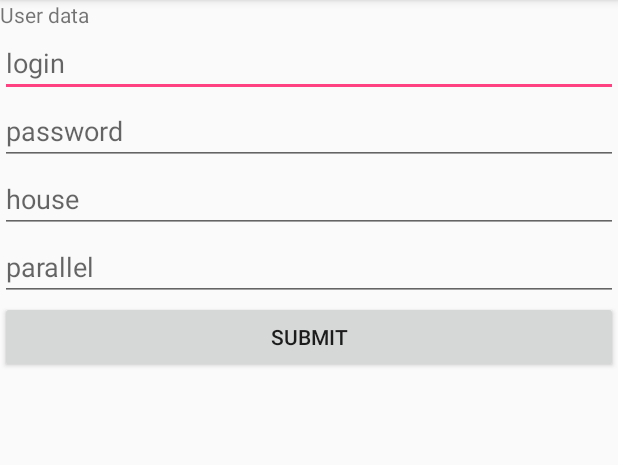
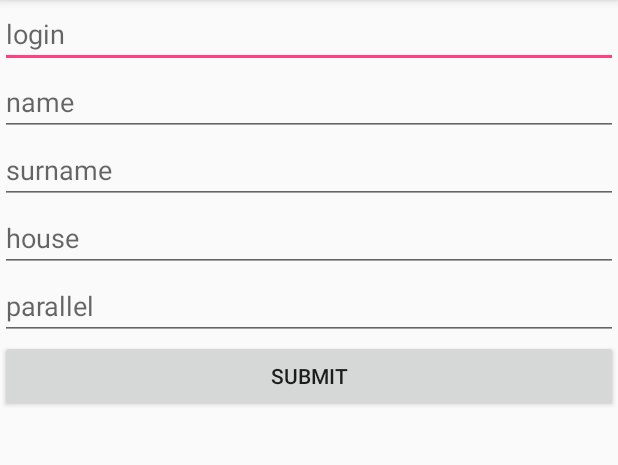
Before and after one commit to SVDouble/LKSH.Assistant, an Android app: the UserList screen opened directly, with no data from a screen before it, after a tap on "ADD USER", on a phone screen of 412 x 824 dp, the part 84-549 px from its top. Run offline under Robolectric (Android 15) with nearby library versions, the phone set to English and light mode, and no system bars.

Commit message:
Add admin profile, password generator and name,surname cols

```diff
--- a/app/src/main/java/com/lksh/dev/lkshassistant/DBHandler.kt
+++ b/app/src/main/java/com/lksh/dev/lkshassistant/DBHandler.kt
@@ -17,12 +17,15 @@ class DBHandler(context: Context) : SQLiteOpenHelper(context, DBName, null, DBVe
         val password = "password"
         var house = "first"
         var parallel = "P"
+        var name = "name"
+        var surname = "surname"
+        var admin = "admin"
     }
 
     var sqlObj: SQLiteDatabase = this.writableDatabase // Сущность SQLiteDatabase
 
     override fun onCreate(p0: SQLiteDatabase?) { // Вызывается при генерации БД
-        var sql1: String = "CREATE TABLE IF NOT EXISTS $tableName ( $_id  INTEGER PRIMARY KEY, $login TEXT, $password TEXT, $house TEXT, $parallel TEXT );"
+        var sql1: String = "CREATE TABLE IF NOT EXISTS $tableName ( $_id  INTEGER PRIMARY KEY, $login TEXT, $password TEXT, $house TEXT, $parallel TEXT, $name TEXT, $surname TEXT, $admin INTEGER);"
         p0!!.execSQL(sql1);
     }
 
@@ -41,12 +44,10 @@ class DBHandler(context: Context) : SQLiteOpenHelper(context, DBName, null, DBVe
         var arraylist = ArrayList<UserData>()
         var sqlQB = SQLiteQueryBuilder()
         sqlQB.tables = tableName
-        var cols = arrayOf(_id, login, password, house, parallel)
+        var cols = arrayOf(_id, login, password, house, parallel, name, surname, admin)
         var selectArgs = arrayOf(key)
 
-
         var cursor = sqlQB.query(sqlObj, cols,"$_id like ?", selectArgs,null,null, _id)
-
 
         if (cursor.moveToFirst()) {
             do {
@@ -55,72 +56,15 @@ class DBHandler(context: Context) : SQLiteOpenHelper(context, DBName, null, DBVe
                 val password = cursor.getString(cursor.getColumnIndex(password))
                 val house = cursor.getString(cursor.getColumnIndex(house))
                 val parallel = cursor.getString(cursor.getColumnIndex(parallel))
-                arraylist.add(UserData(id, login, password, house, parallel))
+                val name = cursor.getString(cursor.getColumnIndex(name))
+                val surname = cursor.getString(cursor.getColumnIndex(surname))
+                val admin = cursor.getInt(cursor.getColumnIndex(admin))
+                arraylist.add(UserData(id, login, password, house, parallel, name, surname, admin))
 
             } while (cursor.moveToNext())
         }
         return arraylist
     }
 
+
 }
-
-
-//package com.lksh.dev.lkshassistant
-//
-//import android.content.ContentValues
-//import android.content.Context
-//import android.database.sqlite.SQLiteDatabase;
-//import android.database.sqlite.SQLiteOpenHelper
-//import android.database.sqlite.SQLiteQueryBuilder
-//
-//class DBHandler(context: Context) : SQLiteOpenHelper(context, DBName, null, DBVersion) {
-//
-//    companion object {
-//        val DBName = "UsersDB" // Название БД
-//        val DBVersion = 1 // Версия БД
-//        val tableName = "userTable" // Название таблицы
-//        val _id = "id" // Столбец id
-//        val firstName = "fname" // Столбец fname
-//        val lastName = "lname" // Столбец lname
-//    }
-//    var sqlObj: SQLiteDatabase = this.writableDatabase // Сущность SQLiteDatabase
-//
-//    override fun onCreate(p0: SQLiteDatabase?) { // Вызывается при генерации БД
-//        var sql1: String = "CREATE TABLE IF NOT EXISTS $tableName ( $_id  INTEGER PRIMARY KEY, $firstName TEXT, $lastName TEXT );"
-//        p0!!.execSQL(sql1);
-//    }
-//
-//    override fun onUpgrade(p0: SQLiteDatabase?, p1: Int, p2: Int) { // Вызывается при обновлении версии БД
-//        p0!!.execSQL("Drop table IF EXISTS $tableName")
-//        onCreate(p0)
-//    }
-//
-//    fun addUser(values: ContentValues) = sqlObj.insert(tableName, "", values)
-//
-//    fun removeUser (id: Int) = sqlObj.delete(tableName, "id=?", arrayOf(id.toString()))
-//
-//    fun updateUser(values: ContentValues, id: Int) = sqlObj.update(tableName, values, "id=?", arrayOf(id.toString()))
-//
-//    fun listUsers(key : String) : ArrayList<UserData> {
-//        var arraylist = ArrayList<UserData>()
-//        var sqlQB = SQLiteQueryBuilder()
-//        sqlQB.tables = tableName
-//        var cols = arrayOf(_id, firstName, lastName)
-//        var selectArgs = arrayOf(key)
-//        var cursor = sqlQB.query(sqlObj, cols,"$firstName like ?", selectArgs,null,null, firstName)
-//
-//        if (cursor.moveToFirst()) {
-//            do {
-//                val id = cursor.getInt(cursor.getColumnIndex(_id))
-//                val fname = cursor.getString(cursor.getColumnIndex(firstName))
-//                val lname = cursor.getString(cursor.getColumnIndex(lastName))
-//
-//                arraylist.add(UserData(id, fname, lname))
-//
-//            } while (cursor.moveToNext())
-//        }
-//        return arraylist
-//    }
-//
-//
-//}
--- a/app/src/main/java/com/lksh/dev/lkshassistant/UserData.kt
+++ b/app/src/main/java/com/lksh/dev/lkshassistant/UserData.kt
@@ -4,7 +4,10 @@ class UserData (var _id : Int,
                 var login : String,
                 var password : String,
                 var house : String,
-                var parallel : String)
+                var parallel : String,
+                var name : String,
+                var surname : String,
+                var admin : Int)
 
 //package com.lksh.dev.lkshassistant
 //
--- a/app/src/main/java/com/lksh/dev/lkshassistant/UserList.kt
+++ b/app/src/main/java/com/lksh/dev/lkshassistant/UserList.kt
@@ -20,7 +20,14 @@ class UserList : AppCompatActivity() {
         if(usrDataList.size > 0) {
             var lazyData = ArrayList<String>()
             for (temp in usrDataList){
-                lazyData.add(/*temp._id.toString() +*/ temp.login+ " " + temp.house + " " + temp.parallel + " ")
+                lazyData.add(/*temp._id.toString() + */
+                        "Login : "+ temp.login+"\n" +
+                        "Name : "+ temp.name +"\n" +
+                        "Surname : "+ temp.surname +"\n" +
+                        "House : "+ temp.house + "\n" +
+                        "Parallel : " +temp.parallel +"\n" +
+                        "Password : " + temp.password+"\n" +
+                        "Admin : " + temp.admin)
             }
             var adapter = ArrayAdapter(this, android.R.layout.simple_list_item_1, lazyData)
             userlist.adapter = adapter
--- a/app/src/main/res/layout/activity_add_user.xml
+++ b/app/src/main/res/layout/activity_add_user.xml
@@ -7,20 +7,30 @@
         android:layout_width="match_parent"
         android:layout_height="match_parent"
         android:orientation="vertical">
-        <TextView
-            android:layout_width="wrap_content"
-            android:layout_height="wrap_content"
-            android:text="User data" />
+        <!--<TextView-->
+            <!--android:layout_width="wrap_content"-->
+            <!--android:layout_height="wrap_content"-->
+            <!--android:text="User data" />-->
         <EditText
             android:hint="login"
             android:id="@+id/login"
             android:layout_width="match_parent"
             android:layout_height="wrap_content" />
         <EditText
-            android:hint="password"
-            android:id="@+id/password"
+            android:hint="name"
+            android:id="@+id/name"
             android:layout_width="match_parent"
             android:layout_height="wrap_content" />
+        <EditText
+            android:hint="surname"
+            android:id="@+id/surname"
+            android:layout_width="match_parent"
+            android:layout_height="wrap_content" />
+        <!--<EditText-->
+            <!--android:hint="password"-->
+            <!--android:id="@+id/password"-->
+            <!--android:layout_width="match_parent"-->
+            <!--android:layout_height="wrap_content" />-->
         <EditText
             android:hint="house"
             android:id="@+id/house"
```
Also changed, not shown: app/src/main/java/com/lksh/dev/lkshassistant/AddUser.kt (+14 -2 lines).
